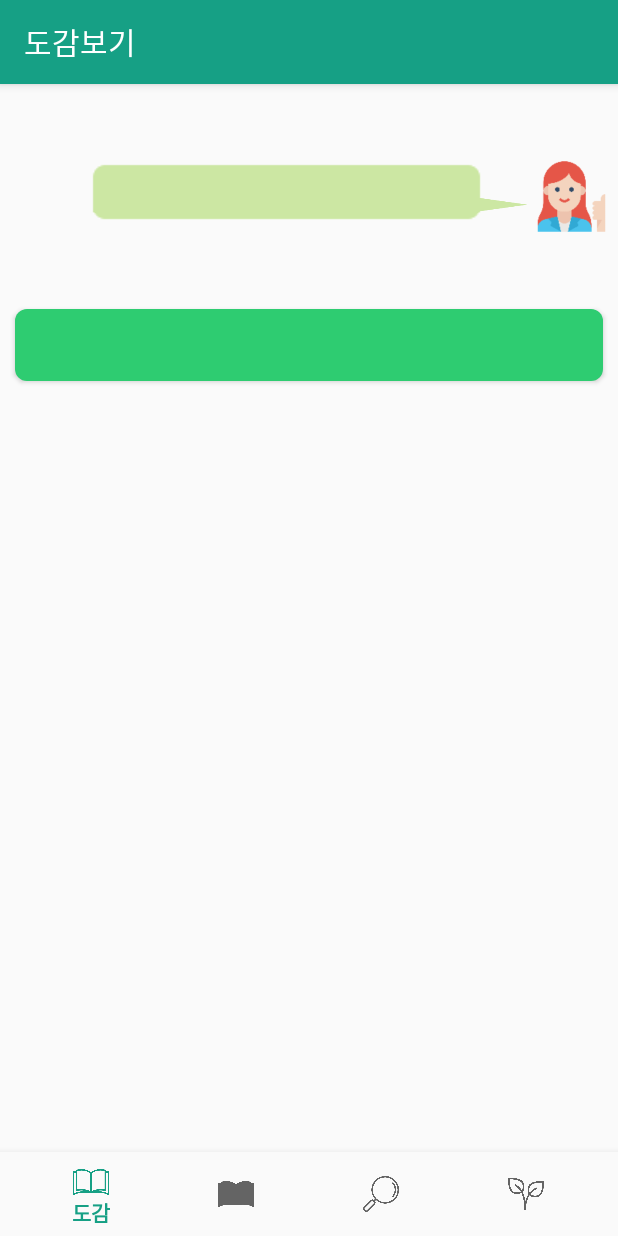
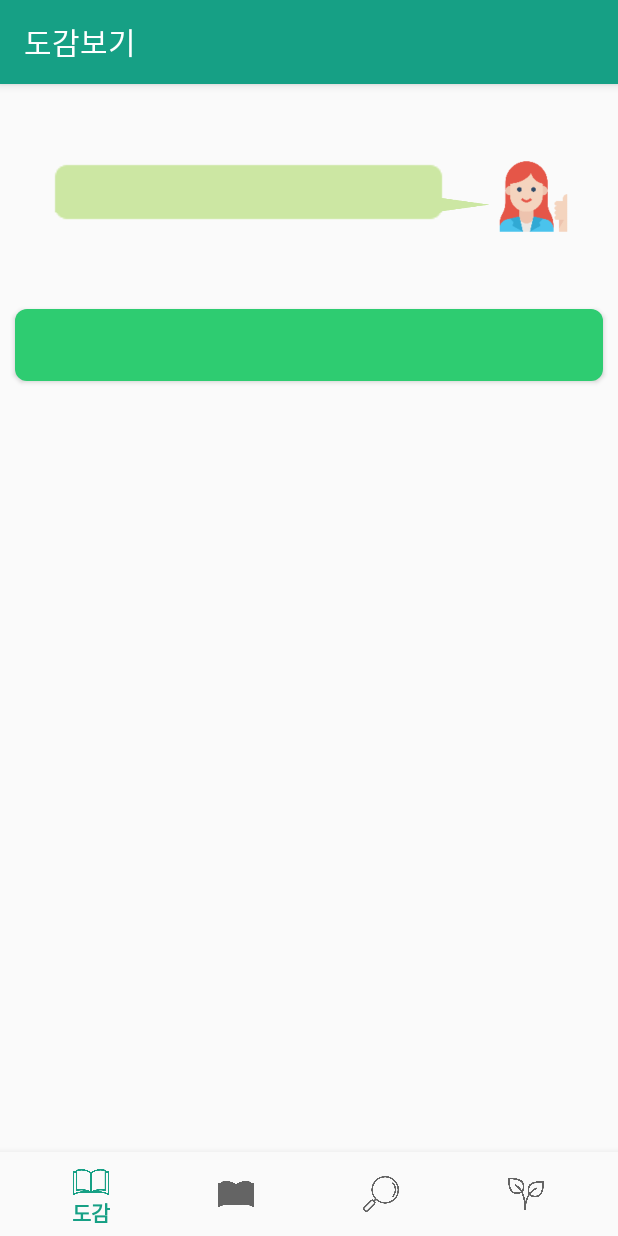
Before and after one commit to yu-ri-kim/Forest-App, an Android app: the fragment HerbRcFragment placed in its activity, on a phone screen of 412 x 824 dp. Run offline under Robolectric (Android 15) with nearby library versions, the phone set to English and light mode, and no system bars; our stand-ins replace data binding; libraries missing offline, so code that uses them is left out: com.gun0912.tedpermission, com.squareup.otto, com.victor.loading, info.hoang8f.fbutton; 5 statements that could not run were skipped.

Commit message:
20200713-photoview

```diff
--- a/forestApp/app/src/main/res/layout/fragment_herbrc.xml
+++ b/forestApp/app/src/main/res/layout/fragment_herbrc.xml
@@ -11,12 +11,18 @@
     </data>
 
 
-    <RelativeLayout
+    <LinearLayout
         android:layout_marginTop="50dp"
         android:layout_width="match_parent"
-        android:gravity="center_horizontal"
-        android:layout_height="match_parent">
+        android:orientation="vertical"
+        android:layout_height="wrap_content">
 
+
+        <LinearLayout
+            android:layout_width="wrap_content"
+            android:layout_height="wrap_content"
+            android:layout_gravity="center_horizontal"
+            android:orientation="horizontal">
 
             <TextView
                 android:layout_centerHorizontal="true"
@@ -35,6 +41,8 @@
                 android:layout_height="50dp"
                 android:src="@drawable/ic_herbrecommend_resize_100"
                 android:layout_toRightOf="@+id/bubble" />
+
+        </LinearLayout>
 
         <com.beautifourest.forestapp.FButton
             android:id="@+id/disease_name"
@@ -60,6 +68,7 @@
             android:id="@+id/gridView"
             android:numColumns="4"
             app:items="@{model.herbs}"/>
-    </RelativeLayout>
+
+    </LinearLayout>
 
 </layout>
```
Lines whose indentation alone changed are shown as unchanged.
